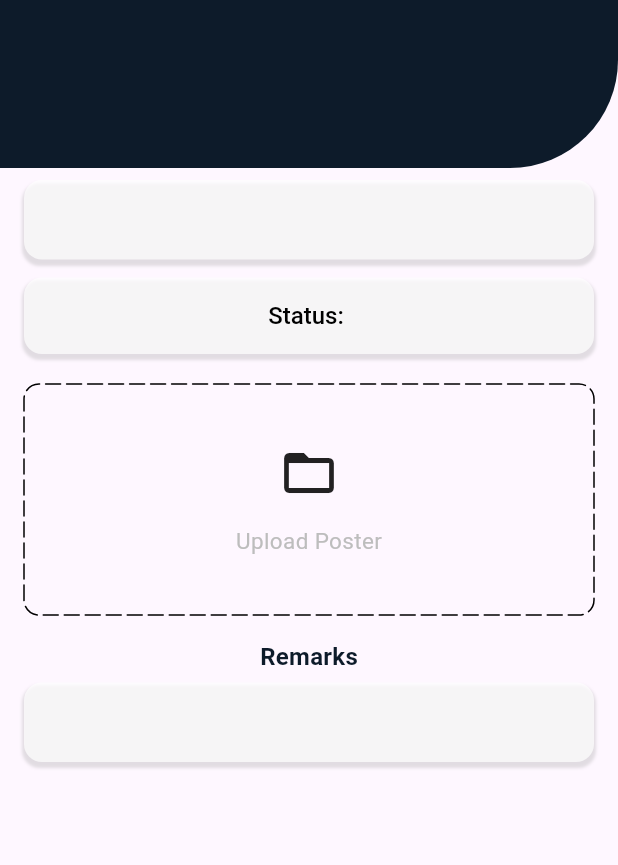
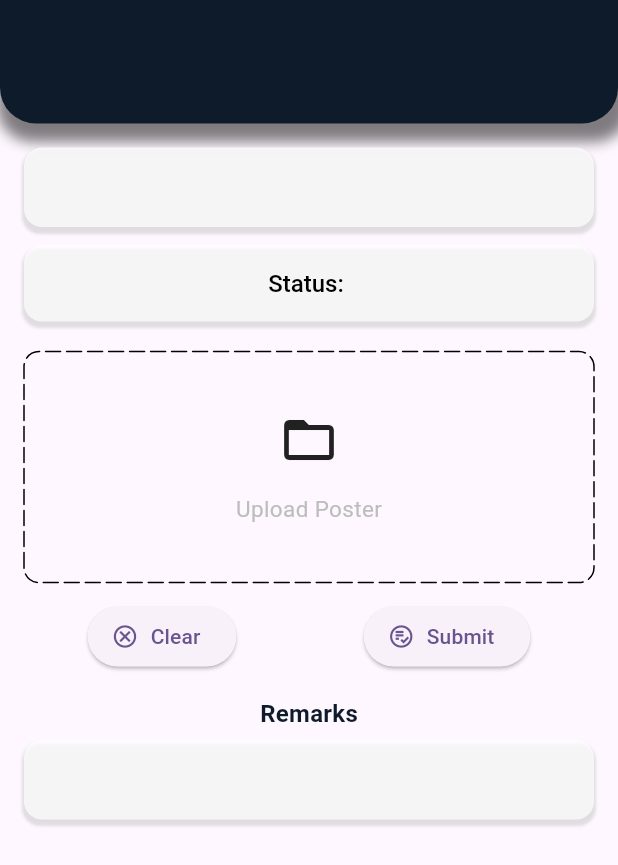
Before and after one commit to vansh132/EventQuest, a Flutter app: the TaskDetailScreen screen opened directly with empty values, on a phone screen of 412 x 824 dp. Shown: the top 865 px of the screen. Run offline on Flutter 3.47's test engine with Material 3 defaults, Android fonts, the phone set to English and light mode, and no system bars; drawn by our look-alikes of dotted_border; our stand-ins replace carousel_slider, file_picker, photo_view; network calls fail.

Commit message:
task detail screen - clear and submit button added

```diff
--- a/lib/screens/faculty_screens/announcement_screens/edit_announcement_screen.dart
+++ b/lib/screens/faculty_screens/announcement_screens/edit_announcement_screen.dart
@@ -32,7 +32,7 @@ class _EditAnnouncementScreenState extends State<EditAnnouncementScreen> {
             child: Column(
               crossAxisAlignment: CrossAxisAlignment.start,
               children: [
-                Text(
+                const Text(
                   "Announcement Title",
                   style: TextStyle(
                     fontSize: 18,
@@ -48,7 +48,7 @@ class _EditAnnouncementScreenState extends State<EditAnnouncementScreen> {
                 const SizedBox(
                   height: 14,
                 ),
-                Text(
+                const Text(
                   "Description",
                   style: TextStyle(
                     fontSize: 18,
@@ -71,7 +71,7 @@ class _EditAnnouncementScreenState extends State<EditAnnouncementScreen> {
                   "Upload File yet to be added",
                   style: TextStyle(color: Colors.red),
                 ),
-                Text(
+                const Text(
                   "Publish By",
                   style: TextStyle(
                     fontSize: 18,
--- a/lib/screens/student_screens/task_screens/task_detail_screen.dart
+++ b/lib/screens/student_screens/task_screens/task_detail_screen.dart
@@ -1,7 +1,7 @@
 import 'dart:io';
-import 'package:carousel_slider/carousel_slider.dart';
 import 'package:dotted_border/dotted_border.dart';
 import 'package:eventquest/models/task.dart';
+import 'package:eventquest/screens/constants/utils.dart';
 import 'package:file_picker/file_picker.dart';
 import 'package:flutter/material.dart';
 
@@ -17,10 +17,27 @@ class TaskDetailScreen extends StatefulWidget {
 
 class _TaskDetailScreenState extends State<TaskDetailScreen> {
   File image = File("");
+  bool submitted = false;
   void selectImages() async {
     var res = await pickImages();
     setState(() {
       image = res;
+    });
+  }
+
+  void clearImage() {
+    setState(() {
+      image = File("");
+    });
+  }
+
+  void submitImage() {
+    if (image.existsSync() == false) {
+      showSnackBar(context, "Please upload file");
+      return;
+    }
+    setState(() {
+      submitted = true;
     });
   }
 
@@ -49,9 +66,9 @@ class _TaskDetailScreenState extends State<TaskDetailScreen> {
       body: SafeArea(
         child: Column(
           children: [
-            TopbarTitle(context, task),
+            topbarTitle(context, task),
             Container(
-              margin: const EdgeInsets.symmetric(horizontal: 16, vertical: 8),
+              margin: const EdgeInsets.symmetric(horizontal: 16, vertical: 16),
               // padding: EdgeInsets.all(8),
               child: Column(
                 children: [
@@ -172,59 +189,27 @@ class _TaskDetailScreenState extends State<TaskDetailScreen> {
                             ),
                           ),
                         ),
-                  /* images.isNotEmpty
-                      ? CarouselSlider(
-                          items: images.map((i) {
-                            return Builder(
-                              builder: (context) => Image.file(
-                                i,
-                                fit: BoxFit.cover,
-                                height: 200,
+                  const SizedBox(
+                    height: 12,
                   ),
-                            );
-                          }).toList(),
-                          options: CarouselOptions(
-                            viewportFraction: 1,
-                            height: 200,
+                  Row(
+                    mainAxisAlignment: MainAxisAlignment.spaceAround,
+                    children: [
+                      ElevatedButton.icon(
+                        onPressed: submitted == true ? null : clearImage,
+                        label: const Text(
+                          "Clear",
                         ),
-                        )
-                      : GestureDetector(
-                          onTap: selectImages,
-                          child: DottedBorder(
-                            radius: const Radius.circular(10),
-                            dashPattern: const [10, 4],
-                            borderType: BorderType.RRect,
-                            strokeCap: StrokeCap.round,
-                            child: Container(
-                              width: double.infinity,
-                              height: 150,
-                              decoration: BoxDecoration(
-                                // color: Colors.red,
-                                borderRadius: BorderRadius.circular(10),
+                        icon: const Icon(Icons.cancel_outlined),
                       ),
-                              child: Column(
-                                mainAxisAlignment: MainAxisAlignment.center,
-                                crossAxisAlignment: CrossAxisAlignment.center,
-                                children: [
-                                  const Icon(
-                                    Icons.folder_open_outlined,
-                                    size: 40,
-                                  ),
-                                  const SizedBox(
-                                    height: 15,
-                                  ),
-                                  Text(
-                                    "Upload Poster",
-                                    style: TextStyle(
-                                      fontSize: 15,
-                                      color: Colors.grey.shade400,
-                                    ),
+                      ElevatedButton.icon(
+                        onPressed: submitted == true ? null : submitImage,
+                        icon: const Icon(
+                            Icons.playlist_add_check_circle_outlined),
+                        label: const Text("Submit"),
                       )
                     ],
                   ),
-                            ),
-                          ),
-                        ), */
                   const SizedBox(
                     height: 16,
                   ),
@@ -276,24 +261,32 @@ class _TaskDetailScreenState extends State<TaskDetailScreen> {
   }
 }
 
-Widget TopbarTitle(BuildContext context, Task task) {
+Widget topbarTitle(BuildContext context, Task task) {
   return Container(
+    height: MediaQuery.of(context).size.height * 0.1,
+    width: double.maxFinite,
     alignment: Alignment.center,
-    width: MediaQuery.of(context).size.width,
-    height: 112,
-    padding: const EdgeInsets.all(8),
-    decoration: const BoxDecoration(
-      color: Color(0xff0D1B2A),
-      borderRadius: BorderRadius.only(
-        bottomRight: Radius.circular(72),
+    decoration: BoxDecoration(
+      borderRadius: const BorderRadius.only(
+        bottomLeft: Radius.circular(24),
+        bottomRight: Radius.circular(24),
       ),
+      boxShadow: [
+        BoxShadow(
+          color: Colors.black.withOpacity(0.5),
+          spreadRadius: 5,
+          blurRadius: 7,
+          offset: const Offset(3, 7),
+        ),
+      ],
+      color: const Color(0xff0D1B2A),
     ),
     child: Text(
       task.taskTitle,
       style: const TextStyle(
         fontSize: 28,
+        fontWeight: FontWeight.bold,
         color: Colors.white,
-        fontWeight: FontWeight.w700,
       ),
     ),
   );
```
Also changed, not shown: lib/screens/faculty_screens/announcement_screens/add_announcement_screen.dart (+4 -4 lines), lib/screens/faculty_screens/event_screens/add_event_screen.dart (+9 -7 lines), lib/screens/faculty_screens/event_screens/edit_event_screen.dart (+7 -7 lines), lib/screens/faculty_screens/faculty_home_screen.dart (+6 -7 lines). Lines whose indentation alone changed are shown as unchanged.
